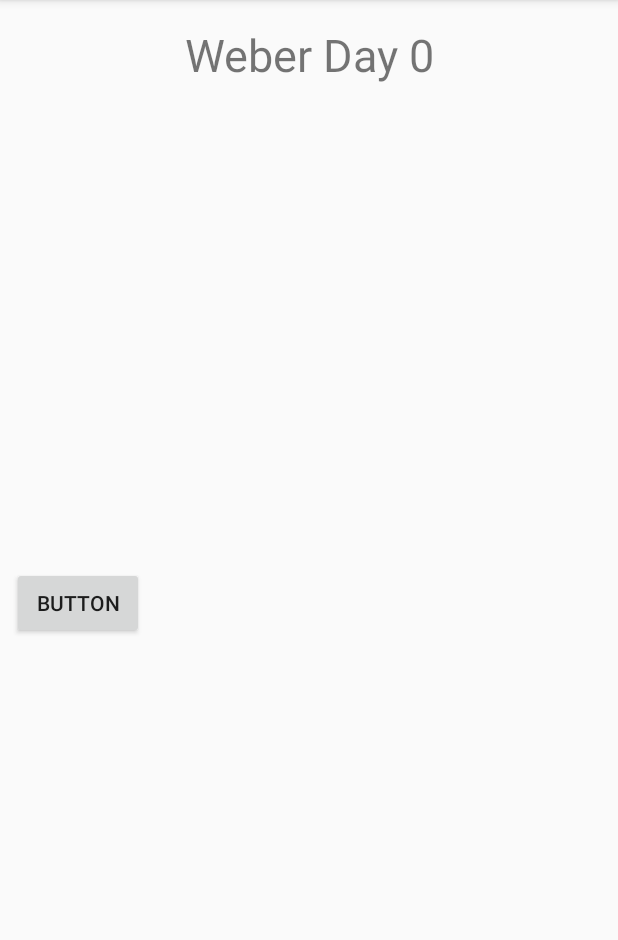
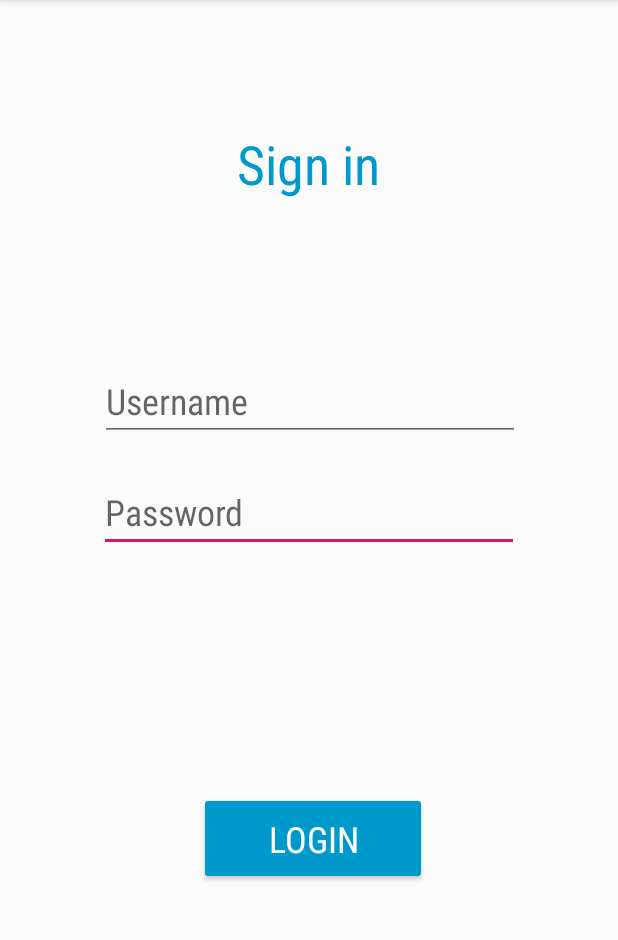
Before and after one commit to kolowich/CS246-Project, an Android app: the screen it shows after launch (MainActivity), on a phone screen of 412 x 824 dp, the part 84-1024 px from its top. Run offline under Robolectric (Android 15) with nearby library versions, the phone set to English and light mode, and no system bars; libraries missing offline, so code that uses them is left out: com.parse; 3 statements that could not run were skipped.

Commit message:
recreated home_screen
new home_screen

```diff
--- a/app/src/main/java/com/utpol/utpol/HomeScreen.java
+++ b/app/src/main/java/com/utpol/utpol/HomeScreen.java
@@ -23,6 +23,8 @@ public class HomeScreen extends ConstraintLayout {
 
     public HomeScreen(Context context) {
         super(context);
+
+        SharedPreferences pref = context.get
 
         //pull the ads from the server
         ParseQuery<ParseObject> query = ParseQuery.getQuery("Ad");
--- a/app/src/main/java/com/utpol/utpol/Login.java
+++ /dev/null
@@ -1,65 +0,0 @@
-package com.utpol.utpol;
-
-import com.parse.LogInCallback;
-import com.parse.ParseException;
-import com.parse.ParseUser;
-
-
-public class Login {
-
-    private String username;
-    private String password;
-
-    private static boolean validated = false;
-    private static ParseUser mainUser;
-
-    public Login(){
-        username = null;
-        password = null;
-    }
-
-    public Login(String user, String pass) {
-        username = user;
-        password = pass;
-    }
-
-    public boolean validateUserAndLogIn() {
-
-        ParseUser.logInInBackground(username, password, new LogInCallback() {
-            public void done(ParseUser user, ParseException e) {
-                if (e == null) {
-                    validated = true;
-                    mainUser = user;
-                }
-                else {
-                    e.printStackTrace();
-                }
-            }
-        });
-
-        username = null;
-        password = null;
-
-        return validated;
-    }
-
-    public void logOut() {
-        ParseUser.logOutInBackground();
-    }
-
-    public String getUsername() {
-        return username;
-    }
-
-    public void setUsername(String username) {
-        this.username = username;
-    }
-
-    public String getPassword() {
-        return password;
-    }
-
-    public void setPassword(String password) {
-        this.password = password;
-    }
-}
--- a/app/src/main/java/com/utpol/utpol/LoginValidator.java
+++ b/app/src/main/java/com/utpol/utpol/LoginValidator.java
@@ -1,5 +1,64 @@
 package com.utpol.utpol;
+
+import com.parse.LogInCallback;
+import com.parse.ParseException;
+import com.parse.ParseUser;
 
 public class LoginValidator {
 
+    private String username;
+    private String password;
+
+    private static boolean validated = false;
+    private static ParseUser mainUser;
+
+    public LoginValidator(){
+        username = null;
+        password = null;
+    }
+
+    public LoginValidator(String user, String pass) {
+        username = user;
+        password = pass;
+    }
+
+    public boolean validateUserAndLogIn() {
+
+        ParseUser.logInInBackground(username, password, new LogInCallback() {
+            public void done(ParseUser user, ParseException e) {
+                if (e == null) {
+                    validated = true;
+                    mainUser = user;
+                }
+                else {
+                    e.printStackTrace();
+                }
+            }
+        });
+
+        username = null;
+        password = null;
+
+        return validated;
+    }
+
+    public void logOut() {
+        ParseUser.logOutInBackground();
+    }
+
+    public String getUsername() {
+        return username;
+    }
+
+    public void setUsername(String username) {
+        this.username = username;
+    }
+
+    public String getPassword() {
+        return password;
+    }
+
+    public void setPassword(String password) {
+        this.password = password;
+    }
 }
--- a/app/src/main/java/com/utpol/utpol/MainActivity.java
+++ b/app/src/main/java/com/utpol/utpol/MainActivity.java
@@ -30,12 +30,11 @@ public class MainActivity extends AppCompatActivity {
                 .clientKey(null)
                 .server("https://utpol.herokuapp.com/parse/")
                 .build());
-        login();
     }
 
-    public void login() {
+    public void login(View view) {
 
-        Login login = new Login();
+        LoginValidator login = new LoginValidator();
 
         if(PROTOTYPE) {
             setContentView(R.layout.home_screen);
@@ -48,11 +47,11 @@ public class MainActivity extends AppCompatActivity {
         }
     }
 
-    public Login getLogin() {
+    public LoginValidator getLogin() {
         return login;
     }
 
-    public void setLogin(Login login) {
+    public void setLogin(LoginValidator login) {
         this.login = login;
     }
 
--- a/app/src/main/res/layout/activity_main.xml
+++ b/app/src/main/res/layout/activity_main.xml
@@ -31,10 +31,11 @@
         android:layout_height="62dp"
         android:layout_marginStart="8dp"
         android:layout_marginTop="8dp"
-        android:layout_marginEnd="8dp"
+        android:layout_marginEnd="1dp"
         android:layout_marginBottom="8dp"
         android:backgroundTint="@android:color/holo_blue_dark"
         android:fontFamily="sans-serif-condensed"
+        android:onClick="login"
         android:text="Login"
         android:textColor="@android:color/background_light"
         android:textSize="24sp"
@@ -69,7 +70,7 @@
         android:id="@+id/editText3"
         android:layout_width="wrap_content"
         android:layout_height="wrap_content"
-        android:layout_marginStart="60dp"
+        android:layout_marginStart="8dp"
         android:layout_marginTop="8dp"
         android:layout_marginEnd="8dp"
         android:layout_marginBottom="8dp"
@@ -82,8 +83,8 @@
         android:textSize="24sp"
         app:layout_constraintBottom_toBottomOf="parent"
         app:layout_constraintEnd_toEndOf="parent"
-        app:layout_constraintHorizontal_bias="0.066"
+        app:layout_constraintHorizontal_bias="0.506"
         app:layout_constraintStart_toStartOf="parent"
         app:layout_constraintTop_toTopOf="parent"
-        app:layout_constraintVertical_bias="0.326" />
+        app:layout_constraintVertical_bias="0.333" />
 </android.support.constraint.ConstraintLayout>
--- a/app/src/main/res/layout/home_screen.xml
+++ b/app/src/main/res/layout/home_screen.xml
@@ -1,55 +1,6 @@
 <?xml version="1.0" encoding="utf-8"?>
 <android.support.constraint.ConstraintLayout
-    xmlns:android="http://schemas.android.com/apk/res/android"
-    xmlns:app="http://schemas.android.com/apk/res-auto"
-    xmlns:tools="http://schemas.android.com/tools"
-    android:layout_width="match_parent"
+    xmlns:android="http://schemas.android.com/apk/res/android" android:layout_width="match_parent"
     android:layout_height="match_parent">
 
-    <TextView
-        android:id="@+id/textView"
-        android:layout_width="0dp"
-        android:layout_height="wrap_content"
-        android:layout_marginStart="16dp"
-        android:layout_marginTop="16dp"
-        android:layout_marginEnd="16dp"
-        android:text="@string/locationDay"
-        android:textAlignment="center"
-        android:textSize="30sp"
-        app:layout_constraintEnd_toEndOf="parent"
-        app:layout_constraintStart_toStartOf="parent"
-        app:layout_constraintTop_toTopOf="parent"
-        tools:text="@string/locationDay" />
-
-    <ScrollView
-        android:id="@+id/scrollView2"
-        android:layout_width="368dp"
-        android:layout_height="399dp"
-        android:layout_marginStart="8dp"
-        android:layout_marginTop="8dp"
-        android:layout_marginEnd="8dp"
-        android:layout_marginBottom="8dp"
-        app:layout_constraintBottom_toBottomOf="parent"
-        app:layout_constraintEnd_toEndOf="parent"
-        app:layout_constraintHorizontal_bias="0.0"
-        app:layout_constraintStart_toStartOf="parent"
-        app:layout_constraintTop_toBottomOf="@+id/textView"
-        app:layout_constraintVertical_bias="1.0">
-
-        <LinearLayout
-            android:layout_width="match_parent"
-            android:layout_height="wrap_content"
-            android:orientation="vertical" >
-
-            <Button
-                android:id="@+id/button"
-                android:layout_width="wrap_content"
-                android:layout_height="wrap_content"
-                android:layout_marginTop="17dp"
-                android:text="Button"
-                app:layout_constraintTop_toBottomOf="@+id/scrollView2"
-                tools:layout_editor_absoluteX="148dp" />
-        </LinearLayout>
-    </ScrollView>
-
 </android.support.constraint.ConstraintLayout>
```
